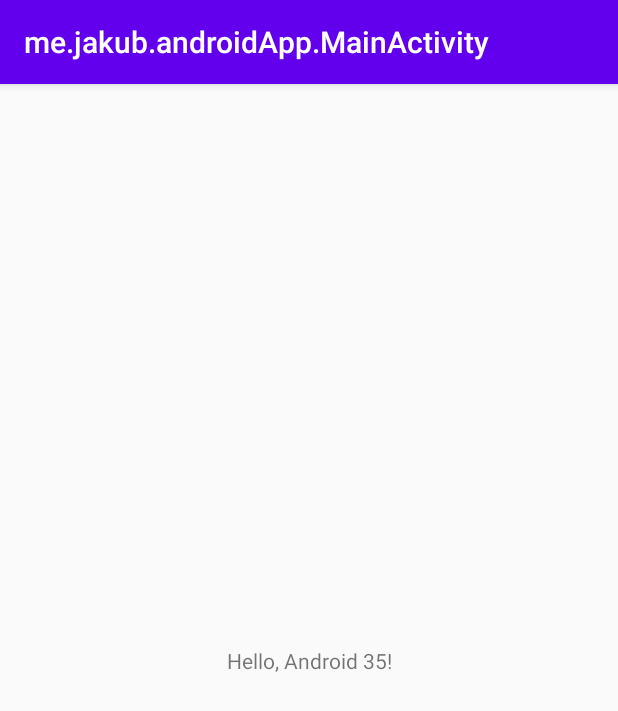
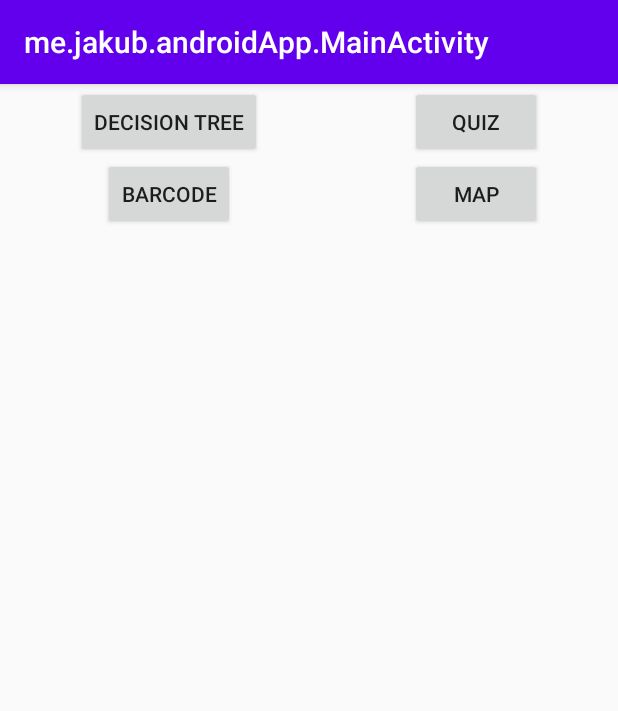
Before and after one commit to lukas-sahula/zrecykluj.to, an Android app: the screen it shows after launch (MainActivity), on a phone screen of 412 x 824 dp. Shown: the top 711 px of the screen. Run offline under Robolectric (Android 15) with nearby library versions, the phone set to English and light mode, and no system bars.

Commit message:
init home navigation page

```diff
--- /dev/null
+++ b/androidApp/src/main/java/me/jakub/androidApp/HomeFragment.kt
@@ -0,0 +1,80 @@
+package me.jakub.androidApp
+
+import android.os.Bundle
+import androidx.fragment.app.Fragment
+import android.view.LayoutInflater
+import android.view.View
+import android.view.ViewGroup
+import android.widget.Button
+import androidx.navigation.Navigation
+
+// TODO: Rename parameter arguments, choose names that match
+// the fragment initialization parameters, e.g. ARG_ITEM_NUMBER
+private const val ARG_PARAM1 = "param1"
+private const val ARG_PARAM2 = "param2"
+
+/**
+ * A simple [Fragment] subclass.
+ * Use the [HomeFragment.newInstance] factory method to
+ * create an instance of this fragment.
+ */
+class HomeFragment : Fragment() {
+    // TODO: Rename and change types of parameters
+    private var param1: String? = null
+    private var param2: String? = null
+
+    override fun onCreate(savedInstanceState: Bundle?) {
+        super.onCreate(savedInstanceState)
+        arguments?.let {
+            param1 = it.getString(ARG_PARAM1)
+            param2 = it.getString(ARG_PARAM2)
+        }
+    }
+
+    override fun onCreateView(
+        inflater: LayoutInflater, container: ViewGroup?,
+        savedInstanceState: Bundle?
+    ): View? {
+        // Inflate the layout for this fragment
+
+        val view = inflater.inflate(R.layout.fragment_home, container, false)
+
+        view.findViewById<Button>(R.id.navDecisionTreeButton).setOnClickListener {
+            Navigation.findNavController(view).navigate(R.id.action_homeFragment_to_decisionTreeFragment)
+        }
+
+        view.findViewById<Button>(R.id.navQuizButton).setOnClickListener {
+            Navigation.findNavController(view).navigate(R.id.action_homeFragment_to_quizFragment)
+        }
+
+        view.findViewById<Button>(R.id.navBarcodeButton).setOnClickListener {
+            Navigation.findNavController(view).navigate(R.id.action_homeFragment_to_barcodeFragment)
+        }
+
+        view.findViewById<Button>(R.id.navMapButton).setOnClickListener {
+            Navigation.findNavController(view).navigate(R.id.action_homeFragment_to_mapFragment)
+        }
+
+        return view
+    }
+
+    companion object {
+        /**
+         * Use this factory method to create a new instance of
+         * this fragment using the provided parameters.
+         *
+         * @param param1 Parameter 1.
+         * @param param2 Parameter 2.
+         * @return A new instance of fragment HomeFragment.
+         */
+        // TODO: Rename and change types and number of parameters
+        @JvmStatic
+        fun newInstance(param1: String, param2: String) =
+            HomeFragment().apply {
+                arguments = Bundle().apply {
+                    putString(ARG_PARAM1, param1)
+                    putString(ARG_PARAM2, param2)
+                }
+            }
+    }
+}
--- a/androidApp/src/main/java/me/jakub/androidApp/MainActivity.kt
+++ b/androidApp/src/main/java/me/jakub/androidApp/MainActivity.kt
@@ -13,8 +13,5 @@
     override fun onCreate(savedInstanceState: Bundle?) {
         super.onCreate(savedInstanceState)
         setContentView(R.layout.activity_main)
-
-        val tv: TextView = findViewById(R.id.text_view)
-        tv.text = greet()
     }
 }
--- a/androidApp/src/main/res/layout/activity_main.xml
+++ b/androidApp/src/main/res/layout/activity_main.xml
@@ -1,6 +1,5 @@
 <?xml version="1.0" encoding="utf-8"?>
-<androidx.constraintlayout.widget.ConstraintLayout
-    xmlns:android="http://schemas.android.com/apk/res/android"
+<androidx.drawerlayout.widget.DrawerLayout xmlns:android="http://schemas.android.com/apk/res/android"
     xmlns:app="http://schemas.android.com/apk/res-auto"
     xmlns:tools="http://schemas.android.com/tools"
     android:id="@+id/main_view"
@@ -8,14 +7,19 @@
     android:layout_height="match_parent"
     tools:context=".MainActivity">
 
-  <TextView
-      android:id="@+id/text_view"
-      android:layout_width="wrap_content"
-      android:layout_height="wrap_content"
-      app:layout_constraintBottom_toBottomOf="parent"
-      app:layout_constraintLeft_toLeftOf="parent"
-      app:layout_constraintRight_toRightOf="parent"
-      app:layout_constraintTop_toTopOf="parent"
-      tools:text="Hello World!"/>
-
-</androidx.constraintlayout.widget.ConstraintLayout>
+    <fragment
+        android:id="@+id/fragment"
+        android:name="androidx.navigation.fragment.NavHostFragment"
+        android:layout_width="match_parent"
+        android:layout_height="match_parent"
+        android:layout_marginStart="1dp"
+        android:layout_marginTop="1dp"
+        android:layout_marginEnd="1dp"
+        android:layout_marginBottom="1dp"
+        app:defaultNavHost="true"
+        app:layout_constraintBottom_toBottomOf="parent"
+        app:layout_constraintEnd_toEndOf="parent"
+        app:layout_constraintStart_toStartOf="parent"
+        app:layout_constraintTop_toTopOf="parent"
+        app:navGraph="@navigation/sidebar_nav" />
+</androidx.drawerlayout.widget.DrawerLayout>
--- /dev/null
+++ b/androidApp/src/main/res/layout/fragment_home.xml
@@ -0,0 +1,31 @@
+<?xml version="1.0" encoding="utf-8"?>
+<TableLayout xmlns:android="http://schemas.android.com/apk/res/android"
+    xmlns:tools="http://schemas.android.com/tools"
+    android:layout_width="match_parent"
+    android:layout_height="match_parent"
+    android:stretchColumns="0,1"
+    tools:context=".HomeFragment">
+    <TableRow>
+        <Button
+            android:id="@+id/navDecisionTreeButton"
+            android:layout_gravity="center"
+            android:text="Decision Tree" />
+
+        <Button
+            android:id="@+id/navQuizButton"
+            android:layout_gravity="center"
+            android:text="Quiz" />
+    </TableRow>
+
+    <TableRow>
+        <Button
+            android:id="@+id/navBarcodeButton"
+            android:layout_gravity="center"
+            android:text="Barcode" />
+
+        <Button
+            android:id="@+id/navMapButton"
+            android:layout_gravity="center"
+            android:text="Map" />
+    </TableRow>
+</TableLayout>
--- /dev/null
+++ b/androidApp/src/main/res/navigation/sidebar_nav.xml
@@ -0,0 +1,62 @@
+<?xml version="1.0" encoding="utf-8"?>
+<navigation xmlns:android="http://schemas.android.com/apk/res/android"
+    xmlns:app="http://schemas.android.com/apk/res-auto"
+    xmlns:tools="http://schemas.android.com/tools"
+    android:id="@+id/sidebar_nav"
+    app:startDestination="@id/homeFragment">
+
+    <fragment
+        android:id="@+id/decisionTreeFragment"
+        android:name="me.jakub.androidApp.DecisionTreeFragment"
+        android:label="fragment_decision_tree"
+        tools:layout="@layout/fragment_decision_tree" >
+        <action
+            android:id="@+id/action_decisionTreeFragment_to_homeFragment"
+            app:destination="@id/homeFragment" />
+    </fragment>
+    <fragment
+        android:id="@+id/barcodeFragment"
+        android:name="me.jakub.androidApp.BarcodeFragment"
+        android:label="fragment_barcode"
+        tools:layout="@layout/fragment_barcode" >
+        <action
+            android:id="@+id/action_barcodeFragment_to_homeFragment"
+            app:destination="@id/homeFragment" />
+    </fragment>
+    <fragment
+        android:id="@+id/quizFragment"
+        android:name="me.jakub.androidApp.QuizFragment"
+        android:label="fragment_quiz"
+        tools:layout="@layout/fragment_quiz" >
+        <action
+            android:id="@+id/action_quizFragment_to_homeFragment"
+            app:destination="@id/homeFragment" />
+    </fragment>
+    <fragment
+        android:id="@+id/mapFragment"
+        android:name="me.jakub.androidApp.MapFragment"
+        android:label="fragment_map"
+        tools:layout="@layout/fragment_map" >
+        <action
+            android:id="@+id/action_mapFragment_to_homeFragment"
+            app:destination="@id/homeFragment" />
+    </fragment>
+    <fragment
+        android:id="@+id/homeFragment"
+        android:name="me.jakub.androidApp.HomeFragment"
+        android:label="fragment_home"
+        tools:layout="@layout/fragment_home" >
+        <action
+            android:id="@+id/action_homeFragment_to_quizFragment"
+            app:destination="@id/quizFragment" />
+        <action
+            android:id="@+id/action_homeFragment_to_barcodeFragment"
+            app:destination="@id/barcodeFragment" />
+        <action
+            android:id="@+id/action_homeFragment_to_decisionTreeFragment"
+            app:destination="@id/decisionTreeFragment" />
+        <action
+            android:id="@+id/action_homeFragment_to_mapFragment"
+            app:destination="@id/mapFragment" />
+    </fragment>
+</navigation>
```
Also changed, not shown: androidApp/build.gradle.kts (+7 -0 lines), androidApp/src/main/java/me/jakub/androidApp/BarcodeFragment.kt (added, +59 -0 lines), androidApp/src/main/java/me/jakub/androidApp/DecisionTreeFragment.kt (added, +59 -0 lines), androidApp/src/main/java/me/jakub/androidApp/MapFragment.kt (added, +59 -0 lines), androidApp/src/main/java/me/jakub/androidApp/QuizFragment.kt (added, +59 -0 lines), androidApp/src/main/res/layout/fragment_barcode.xml (added, +14 -0 lines), androidApp/src/main/res/layout/fragment_decision_tree.xml (added, +14 -0 lines), androidApp/src/main/res/layout/fragment_map.xml (added, +14 -0 lines), androidApp/src/main/res/layout/fragment_quiz.xml (added, +14 -0 lines), androidApp/src/main/res/values/strings.xml (added, +10 -0 lines).
